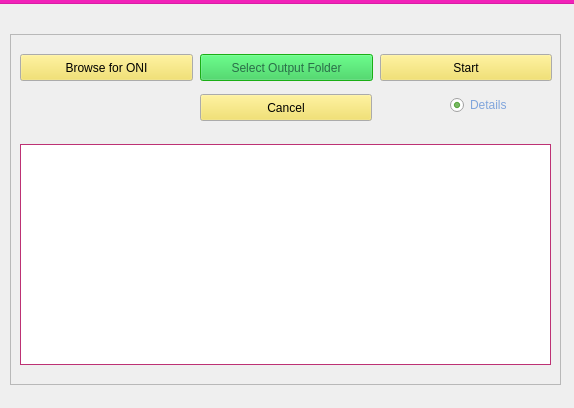
This is src/mainwindow.ui in ProjectIRoniC/OpenPointMesh as Qt 5 draws it before an edit. The edited form follows.
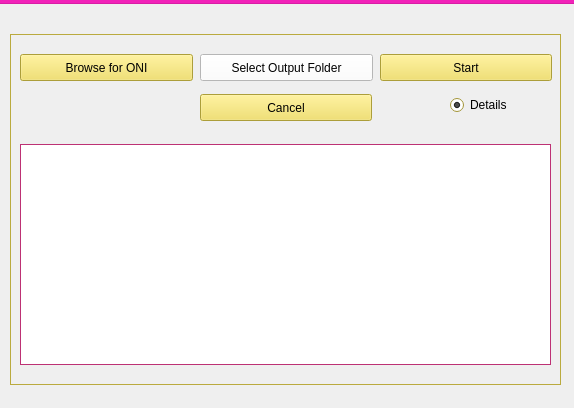
This is the edited form.

What changed in the file:
```diff
--- a/src/mainwindow.ui
+++ b/src/mainwindow.ui
@@ -120,54 +120,153 @@
        <colorrole role="WindowText">
         <brush brushstyle="SolidPattern">
          <color alpha="255">
-          <red>128</red>
-          <green>165</green>
-          <blue>220</blue>
+          <red>0</red>
+          <green>0</green>
+          <blue>0</blue>
+         </color>
+        </brush>
+       </colorrole>
+       <colorrole role="Button">
+        <brush brushstyle="SolidPattern">
+         <color alpha="255">
+          <red>241</red>
+          <green>221</green>
+          <blue>81</blue>
+         </color>
+        </brush>
+       </colorrole>
+       <colorrole role="Light">
+        <brush brushstyle="SolidPattern">
+         <color alpha="255">
+          <red>255</red>
+          <green>248</green>
+          <blue>192</blue>
+         </color>
+        </brush>
+       </colorrole>
+       <colorrole role="Midlight">
+        <brush brushstyle="SolidPattern">
+         <color alpha="255">
+          <red>248</red>
+          <green>234</green>
+          <blue>136</blue>
+         </color>
+        </brush>
+       </colorrole>
+       <colorrole role="Dark">
+        <brush brushstyle="SolidPattern">
+         <color alpha="255">
+          <red>120</red>
+          <green>110</green>
+          <blue>40</blue>
+         </color>
+        </brush>
+       </colorrole>
+       <colorrole role="Mid">
+        <brush brushstyle="SolidPattern">
+         <color alpha="255">
+          <red>161</red>
+          <green>147</green>
+          <blue>54</blue>
          </color>
         </brush>
        </colorrole>
        <colorrole role="Text">
         <brush brushstyle="SolidPattern">
          <color alpha="255">
-          <red>78</red>
-          <green>185</green>
-          <blue>42</blue>
+          <red>0</red>
+          <green>0</green>
+          <blue>0</blue>
          </color>
         </brush>
        </colorrole>
        <colorrole role="BrightText">
         <brush brushstyle="SolidPattern">
          <color alpha="255">
-          <red>99</red>
-          <green>229</green>
-          <blue>58</blue>
+          <red>255</red>
+          <green>255</green>
+          <blue>255</blue>
+         </color>
+        </brush>
+       </colorrole>
+       <colorrole role="ButtonText">
+        <brush brushstyle="SolidPattern">
+         <color alpha="255">
+          <red>0</red>
+          <green>0</green>
+          <blue>0</blue>
+         </color>
+        </brush>
+       </colorrole>
+       <colorrole role="Base">
+        <brush brushstyle="SolidPattern">
+         <color alpha="255">
+          <red>255</red>
+          <green>255</green>
+          <blue>255</blue>
+         </color>
+        </brush>
+       </colorrole>
+       <colorrole role="Window">
+        <brush brushstyle="SolidPattern">
+         <color alpha="255">
+          <red>241</red>
+          <green>221</green>
+          <blue>81</blue>
+         </color>
+        </brush>
+       </colorrole>
+       <colorrole role="Shadow">
+        <brush brushstyle="SolidPattern">
+         <color alpha="255">
+          <red>241</red>
+          <green>221</green>
+          <blue>81</blue>
          </color>
         </brush>
        </colorrole>
        <colorrole role="Highlight">
         <brush brushstyle="SolidPattern">
          <color alpha="255">
-          <red>86</red>
-          <green>219</green>
-          <blue>47</blue>
+          <red>241</red>
+          <green>221</green>
+          <blue>81</blue>
+         </color>
+        </brush>
+       </colorrole>
+       <colorrole role="LinkVisited">
+        <brush brushstyle="SolidPattern">
+         <color alpha="255">
+          <red>241</red>
+          <green>221</green>
+          <blue>81</blue>
          </color>
         </brush>
        </colorrole>
        <colorrole role="AlternateBase">
         <brush brushstyle="SolidPattern">
          <color alpha="255">
-          <red>220</red>
-          <green>231</green>
-          <blue>66</blue>
+          <red>248</red>
+          <green>238</green>
+          <blue>168</blue>
          </color>
         </brush>
        </colorrole>
-       <colorrole role="NoRole">
+       <colorrole role="ToolTipBase">
         <brush brushstyle="SolidPattern">
          <color alpha="255">
-          <red>40</red>
-          <green>207</green>
-          <blue>36</blue>
+          <red>255</red>
+          <green>255</green>
+          <blue>220</blue>
+         </color>
+        </brush>
+       </colorrole>
+       <colorrole role="ToolTipText">
+        <brush brushstyle="SolidPattern">
+         <color alpha="255">
+          <red>0</red>
+          <green>0</green>
+          <blue>0</blue>
          </color>
         </brush>
        </colorrole>
@@ -176,54 +275,153 @@
        <colorrole role="WindowText">
         <brush brushstyle="SolidPattern">
          <color alpha="255">
-          <red>128</red>
-          <green>165</green>
-          <blue>220</blue>
+          <red>0</red>
+          <green>0</green>
+          <blue>0</blue>
+         </color>
+        </brush>
+       </colorrole>
+       <colorrole role="Button">
+        <brush brushstyle="SolidPattern">
+         <color alpha="255">
+          <red>241</red>
+          <green>221</green>
+          <blue>81</blue>
+         </color>
+        </brush>
+       </colorrole>
+       <colorrole role="Light">
+        <brush brushstyle="SolidPattern">
+         <color alpha="255">
+          <red>255</red>
+          <green>248</green>
+          <blue>192</blue>
+         </color>
+        </brush>
+       </colorrole>
+       <colorrole role="Midlight">
+        <brush brushstyle="SolidPattern">
+         <color alpha="255">
+          <red>248</red>
+          <green>234</green>
+          <blue>136</blue>
+         </color>
+        </brush>
+       </colorrole>
+       <colorrole role="Dark">
+        <brush brushstyle="SolidPattern">
+         <color alpha="255">
+          <red>120</red>
+          <green>110</green>
+          <blue>40</blue>
+         </color>
+        </brush>
+       </colorrole>
+       <colorrole role="Mid">
+        <brush brushstyle="SolidPattern">
+         <color alpha="255">
+          <red>161</red>
+          <green>147</green>
+          <blue>54</blue>
          </color>
         </brush>
        </colorrole>
        <colorrole role="Text">
         <brush brushstyle="SolidPattern">
          <color alpha="255">
-          <red>78</red>
-          <green>185</green>
-          <blue>42</blue>
+          <red>0</red>
+          <green>0</green>
+          <blue>0</blue>
          </color>
         </brush>
        </colorrole>
        <colorrole role="BrightText">
         <brush brushstyle="SolidPattern">
          <color alpha="255">
-          <red>99</red>
-          <green>229</green>
-          <blue>58</blue>
+          <red>255</red>
+          <green>255</green>
+          <blue>255</blue>
+         </color>
+        </brush>
+       </colorrole>
+       <colorrole role="ButtonText">
+        <brush brushstyle="SolidPattern">
+         <color alpha="255">
+          <red>0</red>
+          <green>0</green>
+          <blue>0</blue>
+         </color>
+        </brush>
+       </colorrole>
+       <colorrole role="Base">
+        <brush brushstyle="SolidPattern">
+         <color alpha="255">
+          <red>255</red>
+          <green>255</green>
+          <blue>255</blue>
+         </color>
+        </brush>
+       </colorrole>
+       <colorrole role="Window">
+        <brush brushstyle="SolidPattern">
+         <color alpha="255">
+          <red>241</red>
+          <green>221</green>
+          <blue>81</blue>
+         </color>
+        </brush>
+       </colorrole>
+       <colorrole role="Shadow">
+        <brush brushstyle="SolidPattern">
+         <color alpha="255">
+          <red>241</red>
+          <green>221</green>
+          <blue>81</blue>
          </color>
         </brush>
        </colorrole>
        <colorrole role="Highlight">
         <brush brushstyle="SolidPattern">
          <color alpha="255">
-          <red>86</red>
-          <green>219</green>
-          <blue>47</blue>
+          <red>241</red>
+          <green>221</green>
+          <blue>81</blue>
+         </color>
+        </brush>
+       </colorrole>
+       <colorrole role="LinkVisited">
+        <brush brushstyle="SolidPattern">
+         <color alpha="255">
+          <red>241</red>
+          <green>221</green>
+          <blue>81</blue>
          </color>
         </brush>
        </colorrole>
        <colorrole role="AlternateBase">
         <brush brushstyle="SolidPattern">
          <color alpha="255">
-          <red>220</red>
-          <green>231</green>
-          <blue>66</blue>
+          <red>248</red>
+          <green>238</green>
+          <blue>168</blue>
          </color>
         </brush>
        </colorrole>
-       <colorrole role="NoRole">
+       <colorrole role="ToolTipBase">
         <brush brushstyle="SolidPattern">
          <color alpha="255">
-          <red>40</red>
-          <green>207</green>
-          <blue>36</blue>
+          <red>255</red>
+          <green>255</green>
+          <blue>220</blue>
+         </color>
+        </brush>
+       </colorrole>
+       <colorrole role="ToolTipText">
+        <brush brushstyle="SolidPattern">
+         <color alpha="255">
+          <red>0</red>
+          <green>0</green>
+          <blue>0</blue>
          </color>
         </brush>
        </colorrole>
@@ -232,27 +430,108 @@
        <colorrole role="WindowText">
         <brush brushstyle="SolidPattern">
          <color alpha="255">
-          <red>159</red>
-          <green>158</green>
-          <blue>158</blue>
+          <red>120</red>
+          <green>110</green>
+          <blue>40</blue>
+         </color>
+        </brush>
+       </colorrole>
+       <colorrole role="Button">
+        <brush brushstyle="SolidPattern">
+         <color alpha="255">
+          <red>241</red>
+          <green>221</green>
+          <blue>81</blue>
+         </color>
+        </brush>
+       </colorrole>
+       <colorrole role="Light">
+        <brush brushstyle="SolidPattern">
+         <color alpha="255">
+          <red>255</red>
+          <green>248</green>
+          <blue>192</blue>
+         </color>
+        </brush>
+       </colorrole>
+       <colorrole role="Midlight">
+        <brush brushstyle="SolidPattern">
+         <color alpha="255">
+          <red>248</red>
+          <green>234</green>
+          <blue>136</blue>
+         </color>
+        </brush>
+       </colorrole>
+       <colorrole role="Dark">
+        <brush brushstyle="SolidPattern">
+         <color alpha="255">
+          <red>120</red>
+          <green>110</green>
+          <blue>40</blue>
+         </color>
+        </brush>
+       </colorrole>
+       <colorrole role="Mid">
+        <brush brushstyle="SolidPattern">
+         <color alpha="255">
+          <red>161</red>
+          <green>147</green>
+          <blue>54</blue>
          </color>
         </brush>
        </colorrole>
        <colorrole role="Text">
         <brush brushstyle="SolidPattern">
          <color alpha="255">
-          <red>159</red>
-          <green>158</green>
-          <blue>158</blue>
+          <red>120</red>
+          <green>110</green>
+          <blue>40</blue>
          </color>
         </brush>
        </colorrole>
        <colorrole role="BrightText">
         <brush brushstyle="SolidPattern">
          <color alpha="255">
-          <red>99</red>
-          <green>229</green>
-          <blue>58</blue>
+          <red>255</red>
+          <green>255</green>
+          <blue>255</blue>
+         </color>
+        </brush>
+       </colorrole>
+       <colorrole role="ButtonText">
+        <brush brushstyle="SolidPattern">
+         <color alpha="255">
+          <red>120</red>
+          <green>110</green>
+          <blue>40</blue>
+         </color>
+        </brush>
+       </colorrole>
+       <colorrole role="Base">
+        <brush brushstyle="SolidPattern">
+         <color alpha="255">
+          <red>241</red>
+          <green>221</green>
+          <blue>81</blue>
+         </color>
+        </brush>
+       </colorrole>
+       <colorrole role="Window">
+        <brush brushstyle="SolidPattern">
+         <color alpha="255">
+          <red>241</red>
+          <green>221</green>
+          <blue>81</blue>
+         </color>
+        </brush>
+       </colorrole>
+       <colorrole role="Shadow">
+        <brush brushstyle="SolidPattern">
+         <color alpha="255">
+          <red>241</red>
+          <green>221</green>
+          <blue>81</blue>
          </color>
         </brush>
        </colorrole>
@@ -265,21 +544,39 @@
          </color>
         </brush>
        </colorrole>
+       <colorrole role="LinkVisited">
+        <brush brushstyle="SolidPattern">
+         <color alpha="255">
+          <red>241</red>
+          <green>221</green>
+          <blue>81</blue>
+         </color>
+        </brush>
+       </colorrole>
        <colorrole role="AlternateBase">
         <brush brushstyle="SolidPattern">
          <color alpha="255">
-          <red>220</red>
-          <green>231</green>
-          <blue>66</blue>
+          <red>241</red>
+          <green>221</green>
+          <blue>81</blue>
          </color>
         </brush>
        </colorrole>
-       <colorrole role="NoRole">
+       <colorrole role="ToolTipBase">
         <brush brushstyle="SolidPattern">
          <color alpha="255">
-          <red>40</red>
-          <green>207</green>
-          <blue>36</blue>
+          <red>255</red>
+          <green>255</green>
+          <blue>220</blue>
+         </color>
+        </brush>
+       </colorrole>
+       <colorrole role="ToolTipText">
+        <brush brushstyle="SolidPattern">
+         <color alpha="255">
+          <red>0</red>
+          <green>0</green>
+          <blue>0</blue>
          </color>
         </brush>
        </colorrole>
@@ -301,6 +598,151 @@
        <height>27</height>
       </rect>
      </property>
+     <property name="palette">
+      <palette>
+       <active>
+        <colorrole role="Text">
+         <brush brushstyle="SolidPattern">
+          <color alpha="255">
+           <red>0</red>
+           <green>0</green>
+           <blue>0</blue>
+          </color>
+         </brush>
+        </colorrole>
+        <colorrole role="ButtonText">
+         <brush brushstyle="SolidPattern">
+          <color alpha="255">
+           <red>0</red>
+           <green>0</green>
+           <blue>0</blue>
+          </color>
+         </brush>
+        </colorrole>
+        <colorrole role="Base">
+         <brush brushstyle="SolidPattern">
+          <color alpha="255">
+           <red>255</red>
+           <green>255</green>
+           <blue>255</blue>
+          </color>
+         </brush>
+        </colorrole>
+        <colorrole role="Highlight">
+         <brush brushstyle="SolidPattern">
+          <color alpha="255">
+           <red>241</red>
+           <green>221</green>
+           <blue>81</blue>
+          </color>
+         </brush>
+        </colorrole>
+        <colorrole role="HighlightedText">
+         <brush brushstyle="SolidPattern">
+          <color alpha="255">
+           <red>0</red>
+           <green>0</green>
+           <blue>0</blue>
+          </color>
+         </brush>
+        </colorrole>
+       </active>
+       <inactive>
+        <colorrole role="Text">
+         <brush brushstyle="SolidPattern">
+          <color alpha="255">
+           <red>0</red>
+           <green>0</green>
+           <blue>0</blue>
+          </color>
+         </brush>
+        </colorrole>
+        <colorrole role="ButtonText">
+         <brush brushstyle="SolidPattern">
+          <color alpha="255">
+           <red>0</red>
+           <green>0</green>
+           <blue>0</blue>
+          </color>
+         </brush>
+        </colorrole>
+        <colorrole role="Base">
+         <brush brushstyle="SolidPattern">
+          <color alpha="255">
+           <red>255</red>
+           <green>255</green>
+           <blue>255</blue>
+          </color>
+         </brush>
+        </colorrole>
+        <colorrole role="Highlight">
+         <brush brushstyle="SolidPattern">
+          <color alpha="255">
+           <red>241</red>
+           <green>221</green>
+           <blue>81</blue>
+          </color>
+         </brush>
+        </colorrole>
+        <colorrole role="HighlightedText">
+         <brush brushstyle="SolidPattern">
+          <color alpha="255">
+           <red>0</red>
+           <green>0</green>
+           <blue>0</blue>
+          </color>
+         </brush>
+        </colorrole>
+       </inactive>
+       <disabled>
+        <colorrole role="Text">
+         <brush brushstyle="SolidPattern">
+          <color alpha="255">
+           <red>152</red>
+           <green>173</green>
+           <blue>176</blue>
+          </color>
+         </brush>
+        </colorrole>
+        <colorrole role="ButtonText">
+         <brush brushstyle="SolidPattern">
+          <color alpha="255">
+           <red>152</red>
+           <green>173</green>
+           <blue>176</blue>
+          </color>
+         </brush>
+        </colorrole>
+        <colorrole role="Base">
+         <brush brushstyle="SolidPattern">
+          <color alpha="255">
+           <red>152</red>
+           <green>173</green>
+           <blue>176</blue>
+          </color>
+         </brush>
+        </colorrole>
+        <colorrole role="Highlight">
+         <brush brushstyle="SolidPattern">
+          <color alpha="255">
+           <red>152</red>
+           <green>173</green>
+           <blue>176</blue>
+          </color>
+         </brush>
+        </colorrole>
+        <colorrole role="HighlightedText">
+         <brush brushstyle="SolidPattern">
+          <color alpha="255">
+           <red>152</red>
+           <green>173</green>
+           <blue>176</blue>
+          </color>
+         </brush>
+        </colorrole>
+       </disabled>
+      </palette>
+     </property>
      <property name="text">
       <string>Cancel</string>
      </property>
@@ -346,99 +788,99 @@
         <colorrole role="WindowText">
          <brush brushstyle="SolidPattern">
           <color alpha="255">
-           <red>148</red>
-           <green>177</green>
-           <blue>220</blue>
+           <red>0</red>
+           <green>0</green>
+           <blue>0</blue>
           </color>
          </brush>
         </colorrole>
         <colorrole role="Button">
          <brush brushstyle="SolidPattern">
           <color alpha="255">
-           <red>41</red>
-           <green>204</green>
-           <blue>78</blue>
+           <red>255</red>
+           <green>255</green>
+           <blue>255</blue>
           </color>
          </brush>
         </colorrole>
         <colorrole role="Light">
          <brush brushstyle="SolidPattern">
           <color alpha="255">
-           <red>64</red>
-           <green>192</green>
-           <blue>57</blue>
+           <red>255</red>
+           <green>255</green>
+           <blue>255</blue>
           </color>
          </brush>
         </colorrole>
         <colorrole role="Midlight">
          <brush brushstyle="SolidPattern">
           <color alpha="255">
-           <red>38</red>
-           <green>161</green>
-           <blue>113</blue>
+           <red>255</red>
+           <green>255</green>
+           <blue>255</blue>
           </color>
          </brush>
         </colorrole>
         <colorrole role="Dark">
          <brush brushstyle="SolidPattern">
           <color alpha="255">
-           <red>50</red>
-           <green>237</green>
-           <blue>32</blue>
+           <red>255</red>
+           <green>255</green>
+           <blue>255</blue>
           </color>
          </brush>
         </colorrole>
         <colorrole role="Mid">
          <brush brushstyle="SolidPattern">
           <color alpha="255">
-           <red>66</red>
-           <green>66</green>
-           <blue>177</blue>
+           <red>255</red>
+           <green>255</green>
+           <blue>255</blue>
           </color>
          </brush>
         </colorrole>
         <colorrole role="Text">
          <brush brushstyle="SolidPattern">
           <color alpha="255">
-           <red>44</red>
-           <green>54</green>
-           <blue>171</blue>
+           <red>0</red>
+           <green>0</green>
+           <blue>0</blue>
           </color>
          </brush>
         </colorrole>
         <colorrole role="BrightText">
          <brush brushstyle="SolidPattern">
           <color alpha="255">
-           <red>71</red>
-           <green>205</green>
-           <blue>97</blue>
+           <red>230</red>
+           <green>45</green>
+           <blue>45</blue>
           </color>
          </brush>
         </colorrole>
         <colorrole role="ButtonText">
          <brush brushstyle="SolidPattern">
           <color alpha="255">
-           <red>42</red>
-           <green>110</green>
-           <blue>72</blue>
+           <red>0</red>
+           <green>0</green>
+           <blue>0</blue>
           </color>
          </brush>
         </colorrole>
         <colorrole role="Base">
          <brush brushstyle="SolidPattern">
           <color alpha="255">
-           <red>98</red>
+           <red>255</red>
            <green>255</green>
-           <blue>0</blue>
+           <blue>255</blue>
           </color>
          </brush>
         </colorrole>
         <colorrole role="Window">
          <brush brushstyle="SolidPattern">
           <color alpha="255">
-           <red>37</red>
-           <green>243</green>
-           <blue>29</blue>
+           <red>255</red>
+           <green>255</green>
+           <blue>255</blue>
           </color>
          </brush>
         </colorrole>
@@ -454,72 +896,72 @@
         <colorrole role="Highlight">
          <brush brushstyle="SolidPattern">
           <color alpha="255">
-           <red>81</red>
-           <green>153</green>
-           <blue>197</blue>
+           <red>153</red>
+           <green>174</green>
+           <blue>177</blue>
           </color>
          </brush>
         </colorrole>
         <colorrole role="HighlightedText">
          <brush brushstyle="SolidPattern">
           <color alpha="255">
-           <red>57</red>
-           <green>237</green>
-           <blue>61</blue>
+           <red>153</red>
+           <green>174</green>
+           <blue>177</blue>
           </color>
          </brush>
         </colorrole>
         <colorrole role="Link">
          <brush brushstyle="SolidPattern">
           <color alpha="255">
-           <red>0</red>
+           <red>255</red>
            <green>255</green>
-           <blue>135</blue>
+           <blue>255</blue>
           </color>
          </brush>
         </colorrole>
         <colorrole role="LinkVisited">
          <brush brushstyle="SolidPattern">
           <color alpha="255">
-           <red>40</red>
-           <green>222</green>
-           <blue>201</blue>
+           <red>255</red>
+           <green>255</green>
+           <blue>255</blue>
           </color>
          </brush>
         </colorrole>
         <colorrole role="AlternateBase">
          <brush brushstyle="SolidPattern">
           <color alpha="255">
-           <red>25</red>
-           <green>247</green>
-           <blue>51</blue>
+           <red>255</red>
+           <green>255</green>
+           <blue>255</blue>
           </color>
          </brush>
         </colorrole>
         <colorrole role="NoRole">
          <brush brushstyle="SolidPattern">
           <color alpha="255">
-           <red>56</red>
-           <green>226</green>
-           <blue>18</blue>
+           <red>255</red>
+           <green>255</green>
+           <blue>255</blue>
           </color>
          </brush>
         </colorrole>
         <colorrole role="ToolTipBase">
          <brush brushstyle="SolidPattern">
           <color alpha="255">
-           <red>21</red>
-           <green>231</green>
-           <blue>44</blue>
+           <red>255</red>
+           <green>255</green>
+           <blue>255</blue>
           </color>
          </brush>
         </colorrole>
         <colorrole role="ToolTipText">
          <brush brushstyle="SolidPattern">
           <color alpha="255">
-           <red>28</red>
-           <green>247</green>
-           <blue>47</blue>
+           <red>255</red>
+           <green>255</green>
+           <blue>255</blue>
           </color>
          </brush>
         </colorrole>
@@ -528,99 +970,99 @@
         <colorrole role="WindowText">
          <brush brushstyle="SolidPattern">
           <color alpha="255">
-           <red>148</red>
-           <green>177</green>
-           <blue>220</blue>
+           <red>0</red>
+           <green>0</green>
+           <blue>0</blue>
           </color>
          </brush>
         </colorrole>
         <colorrole role="Button">
          <brush brushstyle="SolidPattern">
           <color alpha="255">
-           <red>41</red>
-           <green>204</green>
-           <blue>78</blue>
+           <red>255</red>
+           <green>255</green>
+           <blue>255</blue>
           </color>
          </brush>
         </colorrole>
         <colorrole role="Light">
          <brush brushstyle="SolidPattern">
           <color alpha="255">
-           <red>64</red>
-           <green>192</green>
-           <blue>57</blue>
+           <red>255</red>
+           <green>255</green>
+           <blue>255</blue>
           </color>
          </brush>
         </colorrole>
         <colorrole role="Midlight">
          <brush brushstyle="SolidPattern">
           <color alpha="255">
-           <red>38</red>
-           <green>161</green>
-           <blue>113</blue>
+           <red>255</red>
+           <green>255</green>
+           <blue>255</blue>
           </color>
          </brush>
         </colorrole>
         <colorrole role="Dark">
          <brush brushstyle="SolidPattern">
           <color alpha="255">
-           <red>50</red>
-           <green>237</green>
-           <blue>32</blue>
+           <red>255</red>
+           <green>255</green>
+           <blue>255</blue>
           </color>
          </brush>
         </colorrole>
         <colorrole role="Mid">
          <brush brushstyle="SolidPattern">
           <color alpha="255">
-           <red>66</red>
-           <green>66</green>
-           <blue>177</blue>
+           <red>255</red>
+           <green>255</green>
+           <blue>255</blue>
           </color>
          </brush>
         </colorrole>
         <colorrole role="Text">
          <brush brushstyle="SolidPattern">
           <color alpha="255">
-           <red>44</red>
-           <green>54</green>
-           <blue>171</blue>
+           <red>0</red>
+           <green>0</green>
+           <blue>0</blue>
           </color>
          </brush>
         </colorrole>
         <colorrole role="BrightText">
          <brush brushstyle="SolidPattern">
           <color alpha="255">
-           <red>71</red>
-           <green>205</green>
-           <blue>97</blue>
+           <red>230</red>
+           <green>45</green>
+           <blue>45</blue>
           </color>
          </brush>
         </colorrole>
         <colorrole role="ButtonText">
          <brush brushstyle="SolidPattern">
           <color alpha="255">
-           <red>42</red>
-           <green>110</green>
-           <blue>72</blue>
+           <red>0</red>
+           <green>0</green>
+           <blue>0</blue>
           </color>
          </brush>
         </colorrole>
         <colorrole role="Base">
          <brush brushstyle="SolidPattern">
           <color alpha="255">
-           <red>98</red>
+           <red>255</red>
            <green>255</green>
-           <blue>0</blue>
+           <blue>255</blue>
           </color>
          </brush>
         </colorrole>
         <colorrole role="Window">
          <brush brushstyle="SolidPattern">
           <color alpha="255">
-           <red>37</red>
-           <green>243</green>
-           <blue>29</blue>
+           <red>255</red>
+           <green>255</green>
+           <blue>255</blue>
           </color>
          </brush>
         </colorrole>
@@ -636,72 +1078,72 @@
         <colorrole role="Highlight">
          <brush brushstyle="SolidPattern">
           <color alpha="255">
-           <red>81</red>
-           <green>153</green>
-           <blue>197</blue>
+           <red>153</red>
+           <green>174</green>
+           <blue>177</blue>
           </color>
          </brush>
         </colorrole>
         <colorrole role="HighlightedText">
          <brush brushstyle="SolidPattern">
           <color alpha="255">
-           <red>57</red>
-           <green>237</green>
-           <blue>61</blue>
+           <red>153</red>
+           <green>174</green>
+           <blue>177</blue>
           </color>
          </brush>
         </colorrole>
         <colorrole role="Link">
          <brush brushstyle="SolidPattern">
           <color alpha="255">
-           <red>0</red>
+           <red>255</red>
            <green>255</green>
-           <blue>135</blue>
+           <blue>255</blue>
           </color>
          </brush>
         </colorrole>
         <colorrole role="LinkVisited">
          <brush brushstyle="SolidPattern">
           <color alpha="255">
-           <red>40</red>
-           <green>222</green>
-           <blue>201</blue>
+           <red>255</red>
+           <green>255</green>
+           <blue>255</blue>
           </color>
          </brush>
         </colorrole>
         <colorrole role="AlternateBase">
          <brush brushstyle="SolidPattern">
           <color alpha="255">
-           <red>25</red>
-           <green>247</green>
-           <blue>51</blue>
+           <red>255</red>
+           <green>255</green>
+           <blue>255</blue>
           </color>
          </brush>
         </colorrole>
         <colorrole role="NoRole">
          <brush brushstyle="SolidPattern">
           <color alpha="255">
-           <red>56</red>
-           <green>226</green>
-           <blue>18</blue>
+           <red>255</red>
+           <green>255</green>
+           <blue>255</blue>
           </color>
          </brush>
         </colorrole>
         <colorrole role="ToolTipBase">
          <brush brushstyle="SolidPattern">
           <color alpha="255">
-           <red>21</red>
-           <green>231</green>
-           <blue>44</blue>
+           <red>255</red>
+           <green>255</green>
+           <blue>255</blue>
           </color>
          </brush>
         </colorrole>
         <colorrole role="ToolTipText">
          <brush brushstyle="SolidPattern">
           <color alpha="255">
-           <red>28</red>
-           <green>247</green>
-           <blue>47</blue>
+           <red>255</red>
+           <green>255</green>
+           <blue>255</blue>
           </color>
          </brush>
         </colorrole>
@@ -710,99 +1152,99 @@
         <colorrole role="WindowText">
          <brush brushstyle="SolidPattern">
           <color alpha="255">
-           <red>50</red>
-           <green>237</green>
-           <blue>32</blue>
+           <red>255</red>
+           <green>255</green>
+           <blue>255</blue>
           </color>
          </brush>
         </colorrole>
         <colorrole role="Button">
          <brush brushstyle="SolidPattern">
           <color alpha="255">
-           <red>41</red>
-           <green>204</green>
-           <blue>78</blue>
+           <red>255</red>
+           <green>255</green>
+           <blue>255</blue>
           </color>
          </brush>
         </colorrole>
         <colorrole role="Light">
          <brush brushstyle="SolidPattern">
           <color alpha="255">
-           <red>64</red>
-           <green>192</green>
-           <blue>57</blue>
+           <red>255</red>
+           <green>255</green>
+           <blue>255</blue>
           </color>
          </brush>
         </colorrole>
         <colorrole role="Midlight">
          <brush brushstyle="SolidPattern">
           <color alpha="255">
-           <red>38</red>
-           <green>161</green>
-           <blue>113</blue>
+           <red>255</red>
+           <green>255</green>
+           <blue>255</blue>
           </color>
          </brush>
         </colorrole>
         <colorrole role="Dark">
          <brush brushstyle="SolidPattern">
           <color alpha="255">
-           <red>50</red>
-           <green>237</green>
-           <blue>32</blue>
+           <red>255</red>
+           <green>255</green>
+           <blue>255</blue>
           </color>
          </brush>
         </colorrole>
         <colorrole role="Mid">
          <brush brushstyle="SolidPattern">
           <color alpha="255">
-           <red>66</red>
-           <green>66</green>
-           <blue>177</blue>
+           <red>255</red>
+           <green>255</green>
+           <blue>255</blue>
           </color>
          </brush>
         </colorrole>
         <colorrole role="Text">
          <brush brushstyle="SolidPattern">
           <color alpha="255">
-           <red>50</red>
-           <green>237</green>
-           <blue>32</blue>
+           <red>153</red>
+           <green>174</green>
+           <blue>177</blue>
           </color>
          </brush>
         </colorrole>
         <colorrole role="BrightText">
          <brush brushstyle="SolidPattern">
           <color alpha="255">
-           <red>71</red>
-           <green>205</green>
-           <blue>97</blue>
+           <red>230</red>
+           <green>45</green>
+           <blue>45</blue>
           </color>
          </brush>
         </colorrole>
         <colorrole role="ButtonText">
          <brush brushstyle="SolidPattern">
           <color alpha="255">
-           <red>50</red>
-           <green>237</green>
-           <blue>32</blue>
+           <red>153</red>
+           <green>174</green>
+           <blue>177</blue>
           </color>
          </brush>
         </colorrole>
         <colorrole role="Base">
          <brush brushstyle="SolidPattern">
           <color alpha="255">
-           <red>37</red>
-           <green>243</green>
-           <blue>29</blue>
+           <red>255</red>
+           <green>255</green>
+           <blue>255</blue>
           </color>
          </brush>
         </colorrole>
         <colorrole role="Window">
          <brush brushstyle="SolidPattern">
           <color alpha="255">
-           <red>37</red>
-           <green>243</green>
-           <blue>29</blue>
+           <red>255</red>
+           <green>255</green>
+           <blue>255</blue>
           </color>
          </brush>
         </colorrole>
@@ -818,72 +1260,72 @@
         <colorrole role="Highlight">
          <brush brushstyle="SolidPattern">
           <color alpha="255">
-           <red>240</red>
-           <green>240</green>
-           <blue>240</blue>
+           <red>153</red>
+           <green>174</green>
+           <blue>177</blue>
           </color>
          </brush>
         </colorrole>
         <colorrole role="HighlightedText">
          <brush brushstyle="SolidPattern">
           <color alpha="255">
-           <red>57</red>
-           <green>237</green>
-           <blue>61</blue>
+           <red>153</red>
+           <green>174</green>
+           <blue>177</blue>
           </color>
          </brush>
         </colorrole>
         <colorrole role="Link">
          <brush brushstyle="SolidPattern">
           <color alpha="255">
-           <red>0</red>
+           <red>255</red>
            <green>255</green>
-           <blue>135</blue>
+           <blue>255</blue>
           </color>
          </brush>
         </colorrole>
         <colorrole role="LinkVisited">
          <brush brushstyle="SolidPattern">
           <color alpha="255">
-           <red>40</red>
-           <green>222</green>
-           <blue>201</blue>
+           <red>255</red>
+           <green>255</green>
+           <blue>255</blue>
           </color>
          </brush>
         </colorrole>
         <colorrole role="AlternateBase">
          <brush brushstyle="SolidPattern">
           <color alpha="255">
-           <red>25</red>
-           <green>247</green>
-           <blue>51</blue>
+           <red>255</red>
+           <green>255</green>
+           <blue>255</blue>
           </color>
          </brush>
         </colorrole>
         <colorrole role="NoRole">
          <brush brushstyle="SolidPattern">
           <color alpha="255">
-           <red>56</red>
-           <green>226</green>
-           <blue>18</blue>
+           <red>255</red>
+           <green>255</green>
+           <blue>255</blue>
           </color>
          </brush>
         </colorrole>
         <colorrole role="ToolTipBase">
          <brush brushstyle="SolidPattern">
           <color alpha="255">
-           <red>21</red>
-           <green>231</green>
-           <blue>44</blue>
+           <red>255</red>
+           <green>255</green>
+           <blue>255</blue>
           </color>
          </brush>
         </colorrole>
         <colorrole role="ToolTipText">
          <brush brushstyle="SolidPattern">
           <color alpha="255">
-           <red>28</red>
-           <green>247</green>
-           <blue>47</blue>
+           <red>255</red>
+           <green>255</green>
+           <blue>255</blue>
           </color>
          </brush>
         </colorrole>
```
Left out of the diff: 18 changed lines with no effect on the pictures.
